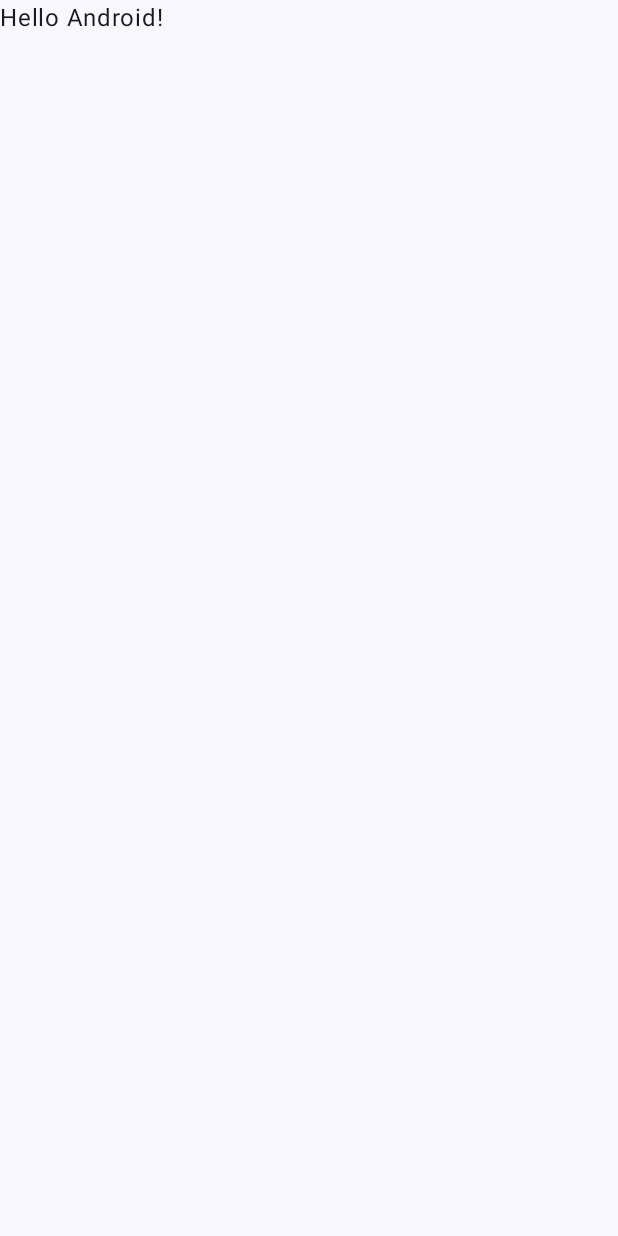
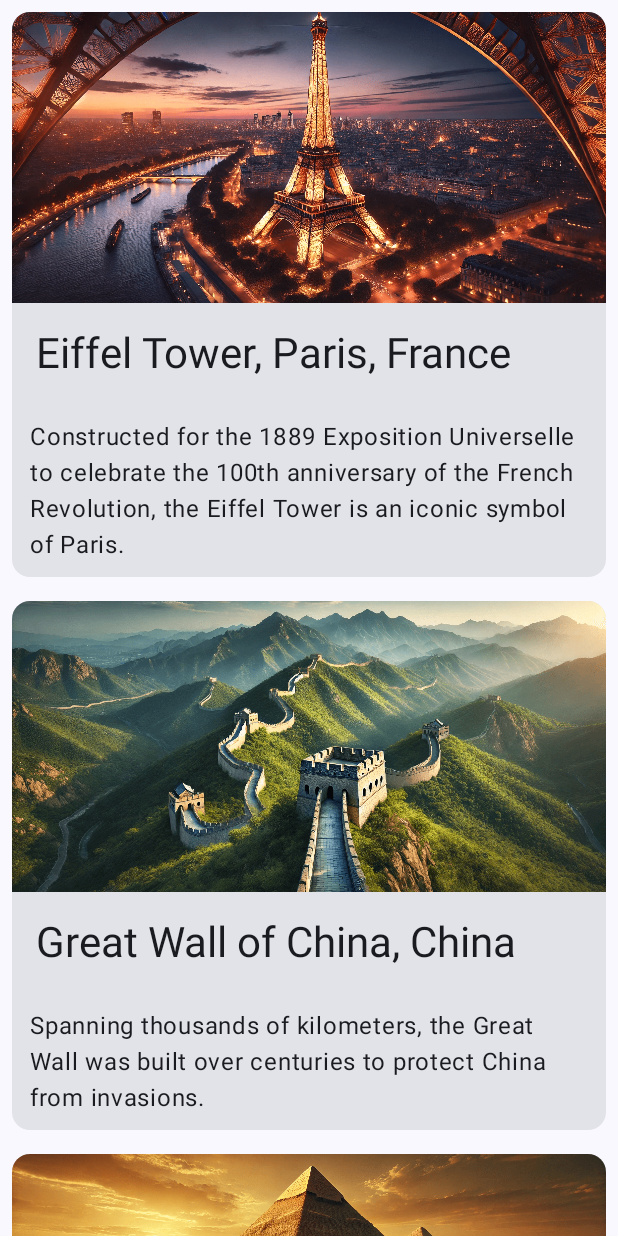
Before and after one commit to zain-asif96/ScrollableListApp, an Android app built with Jetpack Compose: the screen it shows after launch (MainActivity), on a phone screen of 412 x 824 dp. Before the commit the screen is almost empty. Run offline under Robolectric (Android 15) with nearby library versions, the phone set to English and light mode, and no system bars.

Commit message:
chore: screen completed

```diff
--- a/app/build.gradle.kts
+++ b/app/build.gradle.kts
@@ -5,7 +5,7 @@ plugins {
 
 android {
     namespace = "com.example.scrollablelistapp"
-    compileSdk = 34
+    compileSdk = 35
 
     defaultConfig {
         applicationId = "com.example.scrollablelistapp"
--- a/app/src/main/java/com/example/scrollablelistapp/MainActivity.kt
+++ b/app/src/main/java/com/example/scrollablelistapp/MainActivity.kt
@@ -3,27 +3,49 @@ package com.example.scrollablelistapp
 import android.os.Bundle
 import androidx.activity.ComponentActivity
 import androidx.activity.compose.setContent
-import androidx.activity.enableEdgeToEdge
+import androidx.compose.foundation.Image
+import androidx.compose.foundation.layout.Column
+import androidx.compose.foundation.layout.WindowInsets
+import androidx.compose.foundation.layout.asPaddingValues
+import androidx.compose.foundation.layout.calculateEndPadding
+import androidx.compose.foundation.layout.calculateStartPadding
 import androidx.compose.foundation.layout.fillMaxSize
+import androidx.compose.foundation.layout.fillMaxWidth
+import androidx.compose.foundation.layout.height
 import androidx.compose.foundation.layout.padding
-import androidx.compose.material3.Scaffold
+import androidx.compose.foundation.layout.safeDrawing
+import androidx.compose.foundation.layout.statusBarsPadding
+import androidx.compose.foundation.lazy.LazyColumn
+import androidx.compose.foundation.lazy.items
+import androidx.compose.material3.Card
+import androidx.compose.material3.MaterialTheme
+import androidx.compose.material3.Surface
 import androidx.compose.material3.Text
 import androidx.compose.runtime.Composable
 import androidx.compose.ui.Modifier
+import androidx.compose.ui.layout.ContentScale
+import androidx.compose.ui.platform.LocalContext
+import androidx.compose.ui.platform.LocalLayoutDirection
+import androidx.compose.ui.res.painterResource
+import androidx.compose.ui.res.stringResource
 import androidx.compose.ui.tooling.preview.Preview
+import androidx.compose.ui.unit.dp
+import com.example.scrollablelistapp.model.DataSource
+import com.example.scrollablelistapp.model.FamousLandMark
 import com.example.scrollablelistapp.ui.theme.ScrollableListAppTheme
 
 class MainActivity : ComponentActivity() {
+
     override fun onCreate(savedInstanceState: Bundle?) {
         super.onCreate(savedInstanceState)
-        enableEdgeToEdge()
         setContent {
             ScrollableListAppTheme {
-                Scaffold(modifier = Modifier.fillMaxSize()) { innerPadding ->
-                    Greeting(
-                        name = "Android",
-                        modifier = Modifier.padding(innerPadding)
-                    )
+                // A surface container using the 'background' color from the theme
+                Surface(
+                    modifier = Modifier.fillMaxSize(),
+                    color = MaterialTheme.colorScheme.background
+                ) {
+                    FamousLandMarkApp()
                 }
             }
         }
@@ -31,17 +53,72 @@ class MainActivity : ComponentActivity() {
 }
 
 @Composable
-fun Greeting(name: String, modifier: Modifier = Modifier) {
-    Text(
-        text = "Hello $name!",
-        modifier = modifier
-    )
+fun FamousLandMarkApp() {
+    val layoutDirection = LocalLayoutDirection.current
+    Surface(
+        modifier = Modifier
+            .fillMaxSize()
+            .statusBarsPadding()
+            .padding(
+                start = WindowInsets.safeDrawing.asPaddingValues()
+                    .calculateStartPadding(layoutDirection),
+                end = WindowInsets.safeDrawing.asPaddingValues()
+                    .calculateEndPadding(layoutDirection),
+            ),
+    ) {
+        LandMarkList(
+            landMarkList = DataSource().loadDataSources(),
+        )
+    }
 }
 
-@Preview(showBackground = true)
+
 @Composable
-fun GreetingPreview() {
-    ScrollableListAppTheme {
-        Greeting("Android")
+fun LandMarkList(landMarkList: List<FamousLandMark>, modifier: Modifier = Modifier) {
+    LazyColumn(modifier = modifier) {
+        items(landMarkList){landMark ->
+            LandMarkCard(
+                famousLandMark = landMark,
+                modifier = Modifier.padding(8.dp)
+            )
+        }
     }
 }
+
+@Composable
+fun LandMarkCard(
+    famousLandMark: FamousLandMark,
+    modifier:Modifier = Modifier
+){
+    Card(modifier=modifier) {
+        Column {
+            Image(
+                painter = painterResource(
+                    id = famousLandMark.imageID
+                ),
+                contentDescription = stringResource(id = famousLandMark.titleID),
+                modifier = Modifier
+                    .fillMaxWidth()
+                    .height(194.dp),
+                contentScale = ContentScale.Crop
+            )
+            Text(
+                text = LocalContext.current.getString(famousLandMark.titleID),
+                modifier = Modifier.padding(16.dp),
+                style = MaterialTheme.typography.headlineMedium
+            )
+            Text(
+                text = LocalContext.current.getString(famousLandMark.descriptionID),
+                modifier = Modifier.padding(12.dp),
+                style = MaterialTheme.typography.bodyLarge
+            )
+
+        }
+    }
+}
+
+@Preview
+@Composable
+private fun LandMarkCardPreview() {
+    LandMarkCard(FamousLandMark(R.string.title1, R.string.description1, R.drawable.bigben))
+}
--- /dev/null
+++ b/app/src/main/java/com/example/scrollablelistapp/model/DataSource.kt
@@ -0,0 +1,20 @@
+package com.example.scrollablelistapp.model
+import com.example.scrollablelistapp.R
+
+
+class DataSource() {
+    fun loadDataSources(): List<FamousLandMark> {
+        return listOf<FamousLandMark>(
+            FamousLandMark(R.string.title1, R.string.description1, R.drawable.eiffeltower),
+            FamousLandMark(R.string.title2, R.string.description2, R.drawable.great_wall_of_china),
+            FamousLandMark(R.string.title3, R.string.description3, R.drawable.pyramids),
+            FamousLandMark(R.string.title4, R.string.description4, R.drawable.statueofliberty),
+            FamousLandMark(R.string.title5, R.string.description5, R.drawable.machupichchu),
+            FamousLandMark(R.string.title6, R.string.description6, R.drawable.tajmahal),
+            FamousLandMark(R.string.title7, R.string.description7, R.drawable.colosseum),
+            FamousLandMark(R.string.title8, R.string.description8, R.drawable.christheredeemer),
+            FamousLandMark(R.string.title9, R.string.description9, R.drawable.bigben),
+            FamousLandMark(R.string.title10, R.string.description10, R.drawable.sydneyoperahouse)
+        )
+    }
+}
--- /dev/null
+++ b/app/src/main/java/com/example/scrollablelistapp/model/FamousLandMark.kt
@@ -0,0 +1,10 @@
+package com.example.scrollablelistapp.model
+
+import androidx.annotation.DrawableRes
+import androidx.annotation.StringRes
+
+data class FamousLandMark(
+    @StringRes val titleID: Int,
+    @StringRes val descriptionID: Int,
+    @DrawableRes val imageID: Int,
+)
--- a/app/src/main/res/values/strings.xml
+++ b/app/src/main/res/values/strings.xml
@@ -1,3 +1,46 @@
 <resources>
     <string name="app_name">ScrollableListApp</string>
+    <!--Titles-->
+    <string name="title1">Eiffel Tower, Paris, France</string>
+    <string name="title2">Great Wall of China, China</string>
+    <string name="title3">Pyramids of Giza, Egypt</string>
+    <string name="title4">Statue of Liberty, New York, USA</string>
+    <string name="title5">Machu Picchu, Peru</string>
+    <string name="title6">Taj Mahal, Agra, India</string>
+    <string name="title7">Colosseum, Rome, Italy</string>
+    <string name="title8">Christ the Redeemer, Rio de Janeiro, Brazil</string>
+    <string name="title9">Big Ben, London, England</string>
+    <string name="title10">Sydney Opera House, Sydney, Australia</string>
+
+    <!--Descriptions-->
+    <string name="description1">
+        Constructed for the 1889 Exposition Universelle to celebrate the 100th anniversary of the French Revolution, the Eiffel Tower is an iconic symbol of Paris.
+    </string>
+    <string name="description2">
+        Spanning thousands of kilometers, the Great Wall was built over centuries to protect China from invasions.
+    </string>
+    <string name="description3">
+        These ancient pyramids, including the Great Pyramid and the Sphinx, are monumental tombs from Egypt\'s Old Kingdom.
+    </string>
+    <string name="description4">
+        A gift from France to the USA, the Statue of Liberty symbolizes freedom and democracy.
+    </string>
+    <string name="description5">
+        An ancient Incan city set high in the Andes Mountains, known for its sophisticated dry-stone walls and panoramic views.
+    </string>
+    <string name="description6">
+        A white marble mausoleum built by Mughal emperor Shah Jahan in memory of his wife Mumtaz Mahal, showcasing intricate artistry.
+    </string>
+    <string name="description7">
+        An ancient amphitheater that hosted gladiatorial contests and public spectacles, reflecting the grandeur of the Roman Empire.
+    </string>
+    <string name="description8">
+        A towering statue of Jesus Christ with outstretched arms, symbolizes peace and Christianity.
+    </string>
+    <string name="description9">
+        The nickname for the Great Bell of the Clock at the north end of the Palace of Westminster is often extended to refer to both the clock and the clock tower.
+    </string>
+    <string name="description10">
+        An architectural masterpiece renowned for its unique design and as a premier performing arts venue.
+    </string>
 </resources>
```
